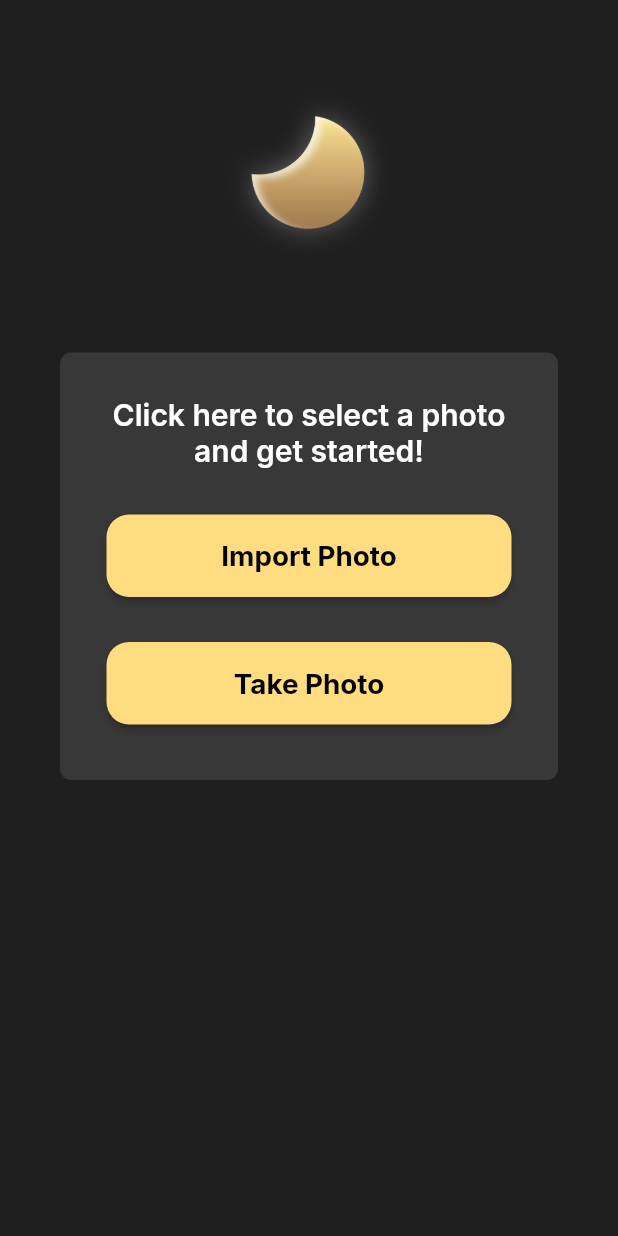
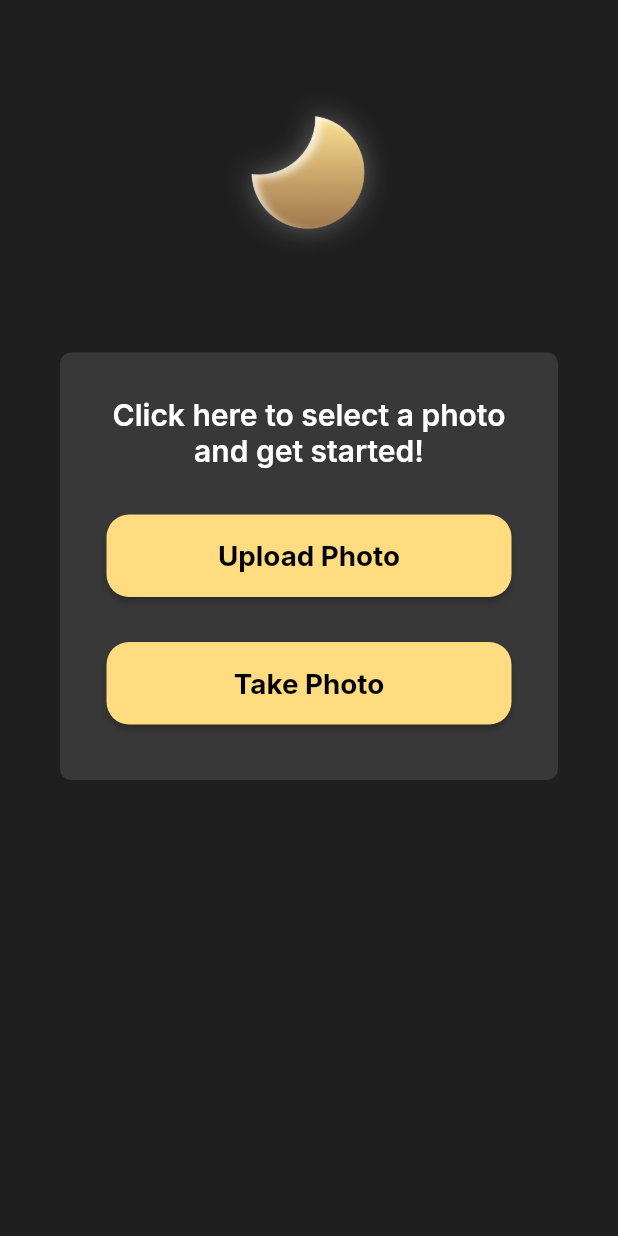
Before and after one commit to illuminate-project/illuminate-mobile, a Flutter app: the screen it shows after launch, on a phone screen of 412 x 824 dp. Run offline on Flutter 3.47's test engine with Material 2 defaults, Android fonts, the phone set to English and light mode, and no system bars; our stand-ins replace flutter_colorpicker, gallery_saver, google_fonts, image_picker.

Commit message:
Small Changes

```diff
--- a/lib/elements/slider/slider_bar.dart
+++ b/lib/elements/slider/slider_bar.dart
@@ -15,7 +15,6 @@ class SliderBar extends StatefulWidget {
 }
 
 class _SliderBarState extends State<SliderBar> {
-  void doNothing() {}
   @override
   Widget build(BuildContext context) {
     return Slider(
--- a/lib/elements/upload_picture.dart
+++ b/lib/elements/upload_picture.dart
@@ -66,7 +66,7 @@ class _UploadPictureState extends State<UploadPicture> {
                   ),
                 ),
                 child: Text(
-                  'Import Photo',
+                  'Upload Photo',
                   textAlign: TextAlign.center,
                   style: GoogleFonts.inter(
                       color: Colors.black,
--- a/lib/screens/light_screen.dart
+++ b/lib/screens/light_screen.dart
@@ -27,10 +27,7 @@ class LightScreen extends StatefulWidget {
 class _LightScreenState extends State<LightScreen> {
   @override
   Widget build(BuildContext context) {
-    return Row(
-        mainAxisAlignment: MainAxisAlignment.spaceAround,
-        mainAxisSize: MainAxisSize.max,
-        children: [
+    return Row(mainAxisAlignment: MainAxisAlignment.center, children: [
       const SizedBox(
         width: 15,
       ),
```
Lines whose indentation alone changed are shown as unchanged.
